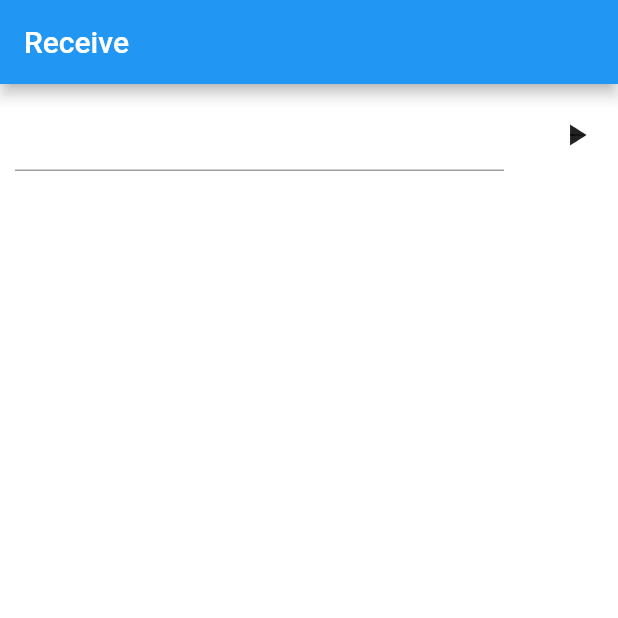
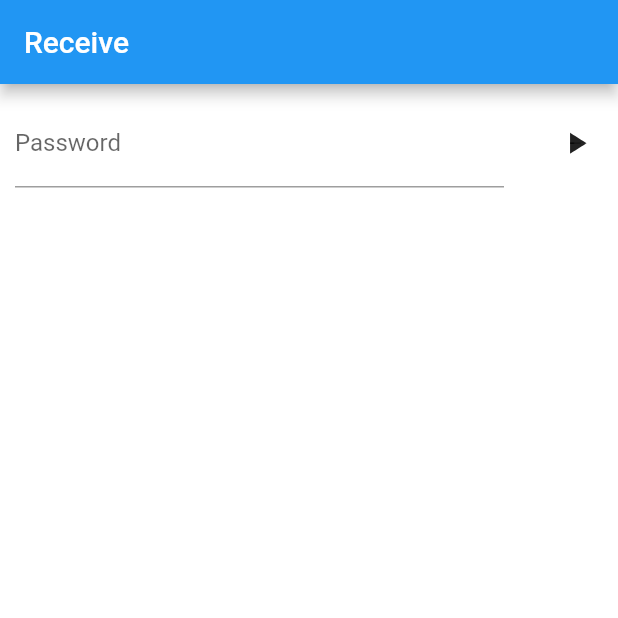
Before and after one commit to RikitoNoto/silkroad, a Flutter app: the screen it shows after launch, on a phone screen of 412 x 824 dp, the top half of it. Run offline on Flutter 3.47's test engine with Material 2 defaults, Android fonts, the phone set to English and light mode, and no system bars; our stand-ins replace flutter_slidable.

Commit message:
create text field hint

```diff
--- a/lib/receive/views/receive_view.dart
+++ b/lib/receive/views/receive_view.dart
@@ -57,6 +57,8 @@ class _ReceiveListModel<E> {
 class _ReceivePageState extends State<ReceivePage>{
   final _listKey = GlobalKey<AnimatedListState>();
   late _ReceiveListModel<ReceiveItemInfo> _receiveList;
+  bool _isInputable = true;
+
   final List<ReceiveItemInfo> _debugReceiveItems = [
     const ReceiveItemInfo(iconData: Icons.system_update, name: "system", size: 310, sender: "update"),
     const ReceiveItemInfo(iconData: Icons.add_moderator, name: "moderator", size: 000, sender: "adder"),
@@ -167,7 +169,7 @@ class _ReceivePageState extends State<ReceivePage>{
                 ),
 
                 // ポート解放ボタン
-                const AnimatedPlayPauseButton(),
+                AnimatedPlayPauseButton(onTap: _onPlaypauseTap,),
               ],
             ),
           ),
@@ -186,10 +188,26 @@ class _ReceivePageState extends State<ReceivePage>{
 
   Widget _buildPasswordField()
   {
-    return const Expanded(
+    return Expanded(
       child: TextField(
+        decoration: const InputDecoration(
+          labelText: "Password",
+        ),
         maxLines: 1,
+        enabled: _isInputable,
       ),
     );
   }
+
+  void _onPlaypauseTap(AnimatedPlayPause state)
+  {
+    setState(() {
+      if(state == AnimatedPlayPause.play){
+        _isInputable = false;
+      }else{
+        _isInputable = true;
+      }
+
+    });
+  }
 }
```
